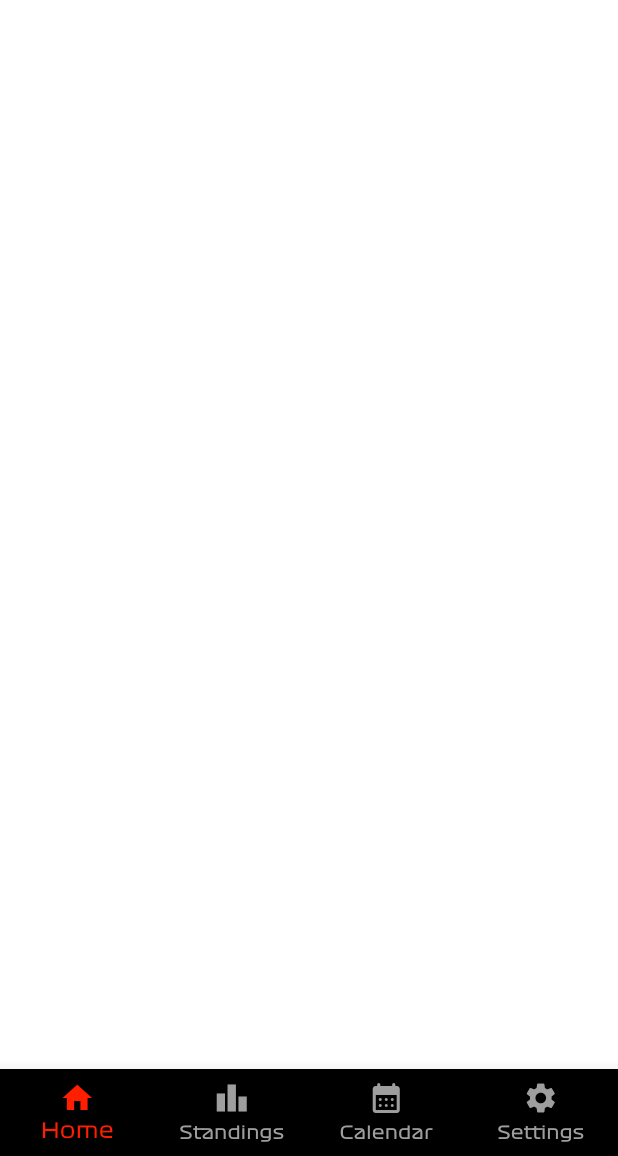
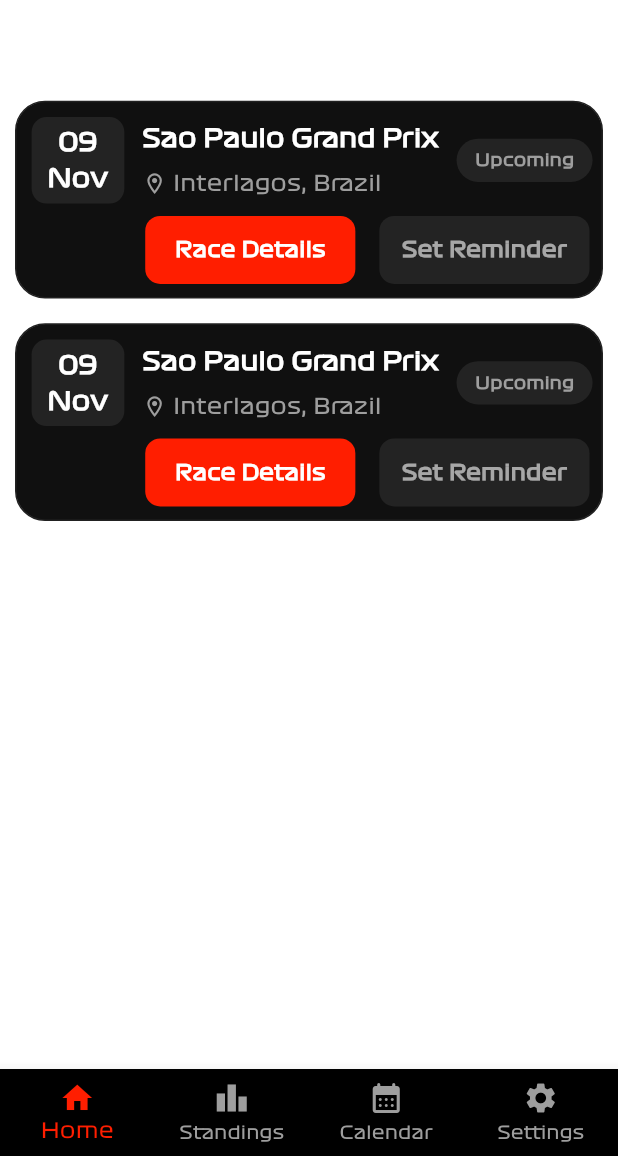
Before and after one commit to SohamDesai1/race-control-frontend, a Flutter app: the HomeScreen screen opened by its route, on a phone screen of 412 x 824 dp, the part 80-1236 px from its top. Run offline on Flutter 3.47's test engine with Material 3 defaults, Android fonts, the phone set to English and light mode, and no system bars; our stand-ins replace bloc, dartz, dio, flutter_bloc, flutter_dotenv, get_it and 6 more; accounts and stored records are empty; generated files the repository leaves out were written again.

Commit message:
feat(frontend): :sparkles: added widgets

```diff
--- /dev/null
+++ b/lib/presentation/home/views/dashboard_screen.dart
@@ -0,0 +1,37 @@
+import 'package:flutter/material.dart';
+import 'package:frontend/presentation/home/views/widgets/upcoming_card.dart';
+import 'package:sizer/sizer.dart';
+
+class DashboardScreen extends StatefulWidget {
+  const DashboardScreen({super.key});
+
+  @override
+  State<DashboardScreen> createState() => _DashboardScreenState();
+}
+
+class _DashboardScreenState extends State<DashboardScreen> {
+  @override
+  Widget build(BuildContext context) {
+    return Scaffold(
+        body: Padding(
+      padding: EdgeInsets.symmetric(horizontal: 10.0),
+      child: Column(
+        crossAxisAlignment: CrossAxisAlignment.start,
+        children: [
+          Text("Upcoming Races",
+              style: TextStyle(
+                fontSize: 4.w,
+              )),
+          SizedBox(
+            height: 2.h,
+          ),
+          const UpcomingCard(),
+          SizedBox(
+            height: 2.h,
+          ),
+          const UpcomingCard(),
+        ],
+      ),
+    ));
+  }
+}
--- a/lib/presentation/home/views/home_screen.dart
+++ b/lib/presentation/home/views/home_screen.dart
@@ -1,6 +1,7 @@
 import 'package:flutter/material.dart';
 import 'package:flutter_bloc/flutter_bloc.dart';
 import 'package:frontend/presentation/home/cubit/bottom_bar_cubit.dart';
+import 'package:frontend/presentation/home/views/dashboard_screen.dart';
 import 'package:frontend/widgets/bottom_bar.dart';
 
 class HomeScreen extends StatefulWidget {
@@ -27,26 +28,24 @@
 
   @override
   Widget build(BuildContext context) {
+    List screens = [
+      const DashboardScreen(),
+      const Center(child: Text('Standings Screen')),
+      const Center(child: Text('Drivers Screen')),
+      const Center(child: Text('Settings Screen')),
+    ];
     return BlocBuilder<NavigationCubit, int>(
-      builder: (context, state) {
+      builder: (context, index) {
         return Scaffold(
           appBar: AppBar(
             backgroundColor: Theme.of(context).scaffoldBackgroundColor,
             title: const Text('F1 Hub',
-                style: TextStyle(
-                    fontFamily: "Formula1Regular", color: Colors.white)),
+                style:
+                    TextStyle(fontFamily: "Formula1Bold", color: Colors.white)),
             centerTitle: true,
           ),
           bottomNavigationBar: BottomNavBar(),
-          body: IndexedStack(
-            index: state,
-            children: const [
-              Center(child: Text('Home Screen')),
-              Center(child: Text('Standings Screen')),
-              Center(child: Text('Drivers Screen')),
-              Center(child: Text('Settings Screen')),
-            ],
-          ),
+          body: screens[index],
         );
       },
     );
--- /dev/null
+++ b/lib/presentation/home/views/widgets/upcoming_card.dart
@@ -0,0 +1,109 @@
+import 'package:flutter/material.dart';
+import 'package:sizer/sizer.dart';
+
+class UpcomingCard extends StatelessWidget {
+  const UpcomingCard({super.key});
+
+  @override
+  Widget build(BuildContext context) {
+    return Container(
+      height: 16.h,
+      decoration: BoxDecoration(
+        color: const Color.fromARGB(255, 16, 16, 16),
+        border: Border.all(color: Colors.grey.shade900),
+        borderRadius: BorderRadius.circular(20),
+      ),
+      child: Column(
+        children: [
+          Padding(
+            padding: EdgeInsets.only(left: 1.w, top: 1.2.h),
+            child: Row(
+              mainAxisAlignment: MainAxisAlignment.spaceAround,
+              children: [
+                Container(
+                  height: 7.h,
+                  width: 15.w,
+                  decoration: BoxDecoration(
+                    color: const Color.fromARGB(255, 35, 35, 35),
+                    borderRadius: BorderRadius.circular(10),
+                  ),
+                  child: Center(
+                      child: Text("09\nNov",
+                          textAlign: TextAlign.center,
+                          style: TextStyle(
+                              fontSize: 4.w, fontWeight: FontWeight.w600))),
+                ),
+                Column(
+                  crossAxisAlignment: CrossAxisAlignment.start,
+                  children: [
+                    Text("Sao Paulo Grand Prix",
+                        style: TextStyle(
+                            fontSize: 4.w, fontWeight: FontWeight.w600)),
+                    SizedBox(height: 1.h),
+                    Row(
+                      children: [
+                        Icon(Icons.location_on_outlined,
+                            size: 4.w, color: Colors.grey),
+                        SizedBox(width: 1.w),
+                        Text("Interlagos, Brazil",
+                            style:
+                                TextStyle(fontSize: 3.5.w, color: Colors.grey)),
+                      ],
+                    ),
+                  ],
+                ),
+                Container(
+                  height: 3.5.h,
+                  width: 22.w,
+                  decoration: BoxDecoration(
+                    color: const Color.fromARGB(255, 35, 35, 35),
+                    borderRadius: BorderRadius.circular(20),
+                  ),
+                  child: Center(
+                      child: Text("Upcoming",
+                          style: TextStyle(
+                              color: Colors.grey,
+                              fontSize: 2.7.w,
+                              fontWeight: FontWeight.w600))),
+                )
+              ],
+            ),
+          ),
+          SizedBox(height: 1.h),
+          Row(
+            mainAxisAlignment: MainAxisAlignment.spaceAround,
+            children: [
+              SizedBox(
+                width: 15.w,
+              ),
+              Container(
+                height: 5.5.h,
+                width: 34.w,
+                decoration: BoxDecoration(
+                  color: const Color.fromARGB(255, 255, 30, 0),
+                  borderRadius: BorderRadius.circular(10),
+                ),
+                child: Center(
+                    child: Text("Race Details",
+                        style: TextStyle(fontWeight: FontWeight.w600))),
+              ),
+              Container(
+                height: 5.5.h,
+                width: 34.w,
+                decoration: BoxDecoration(
+                  color: const Color.fromARGB(255, 35, 35, 35),
+                  borderRadius: BorderRadius.circular(10),
+                ),
+                child: Center(
+                    child: Text("Set Reminder",
+                        style: TextStyle(
+                            color: Colors.white60,
+                            fontWeight: FontWeight.w600))),
+              ),
+            ],
+          )
+        ],
+      ),
+    );
+  }
+}
```
